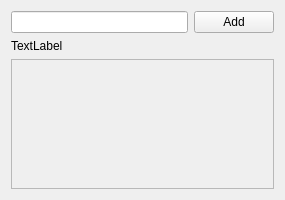
Above: mainwindow.ui from PatRix9811/ToDoList before the change. Below: the same form after it.
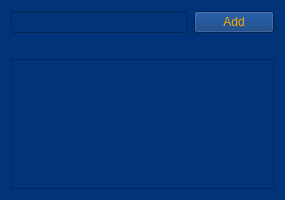
That is the form after the change. Icons and pictures are not drawn.

Commit message: Fixed checkig autostart

```diff
--- a/mainwindow.ui
+++ b/mainwindow.ui
@@ -60,7 +60,11 @@
    <enum>Qt::LeftToRight</enum>
   </property>
   <property name="autoFillBackground">
-   <bool>true</bool>
+   <bool>false</bool>
+  </property>
+  <property name="styleSheet">
+   <string notr="true">background-color:#003377;
+color:#ffa700;</string>
   </property>
   <property name="iconSize">
    <size>
@@ -77,6 +81,9 @@
       </item>
       <item row="2" column="0" colspan="2">
        <widget class="QScrollArea" name="scrollArea">
+        <property name="styleSheet">
+         <string notr="true">border-color:b27500;</string>
+        </property>
         <property name="widgetResizable">
          <bool>true</bool>
         </property>
@@ -111,7 +118,7 @@
       <item row="1" column="0" colspan="2">
        <widget class="QLabel" name="dbInfo">
         <property name="text">
-         <string>TextLabel</string>
+         <string/>
         </property>
        </widget>
       </item>
```
The commit also changes 2 other files.
